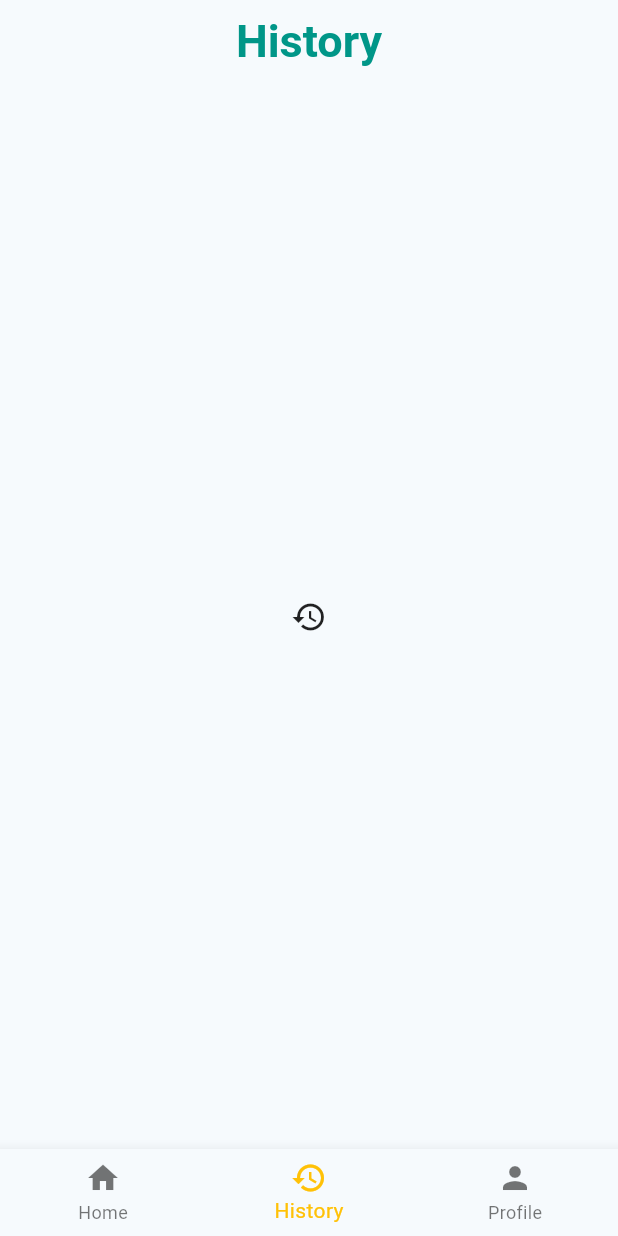
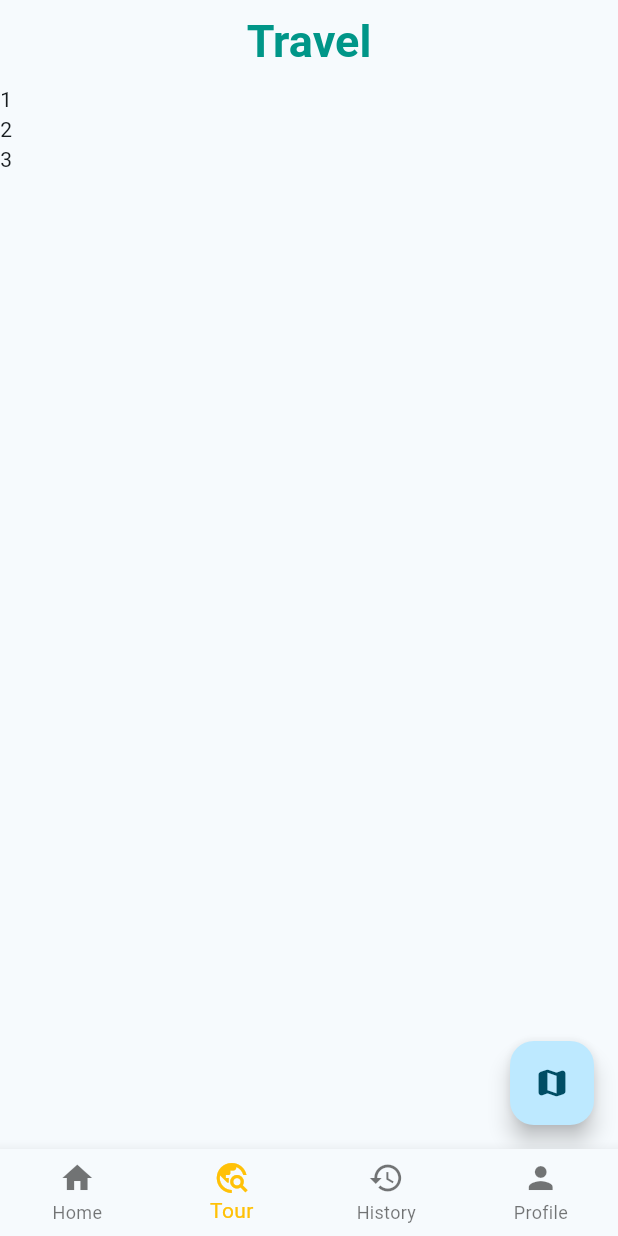
Before and after one commit to know120/todo, a Flutter app: the screen it shows after launch, item 2 of the bottom bar chosen, on a phone screen of 412 x 824 dp. Run offline on Flutter 3.47's test engine with Material 3 defaults, Android fonts, the phone set to English and light mode, and no system bars; our stand-ins replace flutter_map, latlong2, sqflite; accounts and stored records are empty.

```diff
--- a/lib/screens/home.dart
+++ b/lib/screens/home.dart
@@ -1,6 +1,7 @@
 import 'package:flutter/material.dart';
 import 'package:todo/models/user.dart';
 import 'package:todo/screens/profile.dart';
+import 'package:todo/screens/tour.dart';
 import 'package:todo/widgets/todo_layout.dart';
 
 class Home extends StatefulWidget {
@@ -15,11 +16,12 @@ class _HomeState extends State<Home> {
 
   final List<Widget> _body = [
     const TodoLayout(),
+    const TourPlanner(),
     const Icon(Icons.history),
     Profile(user: User('know120', 'Sujay Halder', 'email@gmail.com'))
   ];
 
-  final List<String> _titles = ['To Do', 'History', 'Profile'];
+  final List<String> _titles = ['To Do', 'Travel', 'History', 'Profile'];
 
   @override
   Widget build(BuildContext context) {
@@ -28,7 +30,7 @@ class _HomeState extends State<Home> {
         appBar: AppBar(
           title: Text(
             _titles.elementAt(currentIndex),
-            style: TextStyle(
+            style: const TextStyle(
               fontSize: 30,
               fontWeight: FontWeight.w700,
               color: Colors.teal,
@@ -40,8 +42,11 @@ class _HomeState extends State<Home> {
           child: _body.elementAt(currentIndex),
         ),
         bottomNavigationBar: BottomNavigationBar(
+          type: BottomNavigationBarType.fixed,
           items: const [
             BottomNavigationBarItem(icon: Icon(Icons.home), label: 'Home'),
+            BottomNavigationBarItem(
+                icon: Icon(Icons.travel_explore), label: 'Tour'),
             BottomNavigationBarItem(
                 icon: Icon(Icons.history), label: 'History'),
             BottomNavigationBarItem(icon: Icon(Icons.person), label: 'Profile'),
--- /dev/null
+++ b/lib/screens/tour.dart
@@ -0,0 +1,37 @@
+import 'package:flutter/material.dart';
+import 'package:todo/widgets/map.dart';
+
+class TourPlanner extends StatefulWidget {
+  const TourPlanner({super.key});
+
+  @override
+  State<TourPlanner> createState() => _TourPlannerState();
+}
+
+class _TourPlannerState extends State<TourPlanner> {
+  List<String> places = ['1', '2', '3'];
+
+  @override
+  Widget build(BuildContext context) {
+    return Scaffold(
+      body: ListView.builder(
+        itemCount: places.length,
+        itemBuilder: (content, index) {
+          return Text(places[index]);
+        },
+      ),
+      floatingActionButton: FloatingActionButton(
+        onPressed: () => showMap(),
+        child: const Icon(Icons.map_rounded),
+      ),
+    );
+  }
+
+  Future<void> showMap() async {
+    var _ = await showDialog(
+        context: context,
+        builder: (BuildContext context) {
+          return const MapWidget();
+        });
+  }
+}
--- a/pubspec.yaml
+++ b/pubspec.yaml
@@ -38,6 +38,7 @@ dependencies:
   sqflite: ^2.3.2
   path: ^1.9.0
   sqflite_common_ffi: any
+  flutter_map: ^6.1.0
 
 dev_dependencies:
   flutter_test:
```
Also changed, not shown: lib/widgets/map.dart (added, +27 -0 lines), pubspec.lock.
